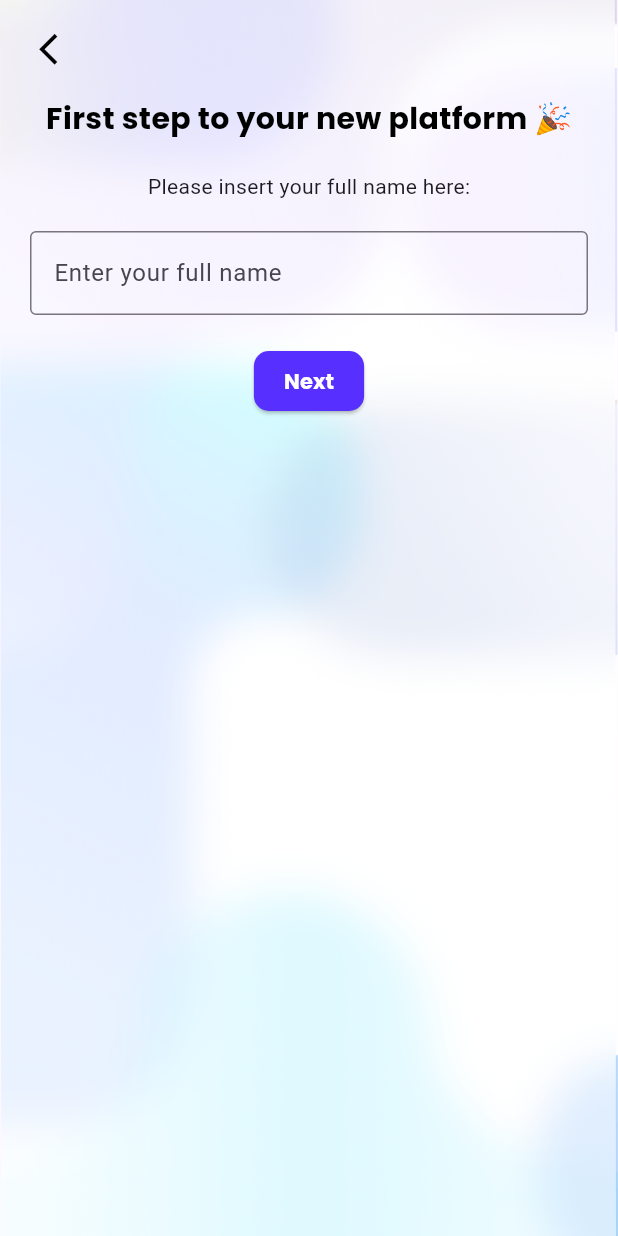
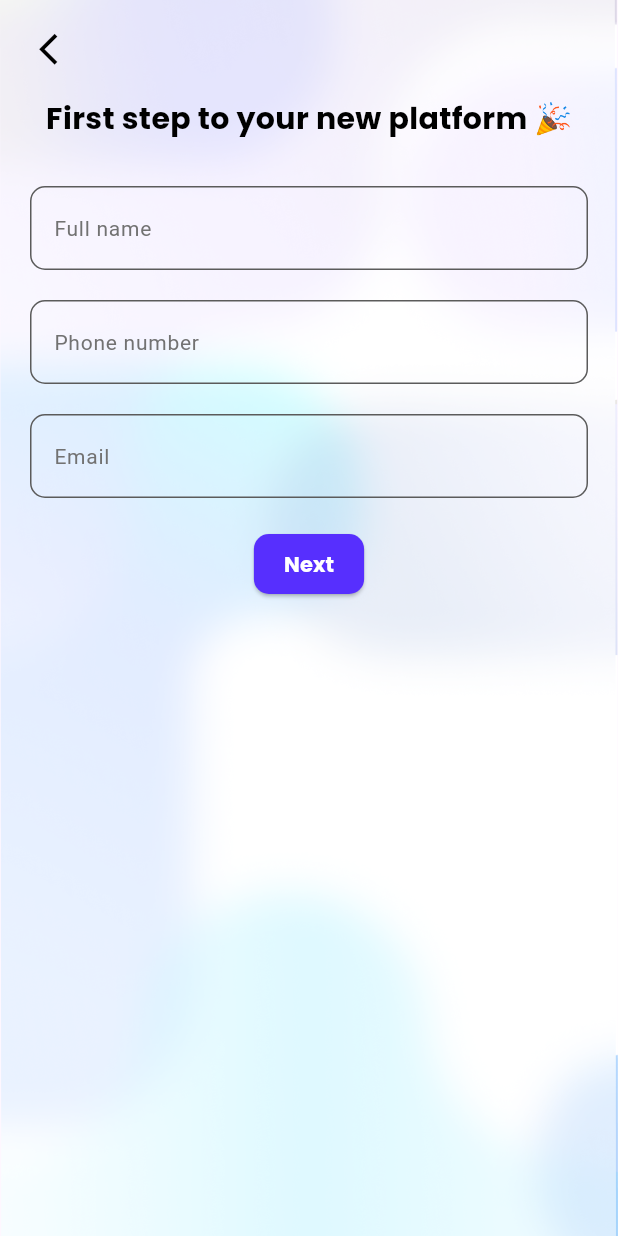
Before and after one commit to Idanmal8/Bookmarko_frontend_serverpod, a Flutter app: the RegistrationNamePage screen opened directly, on a phone screen of 412 x 824 dp. Run offline on Flutter 3.47's test engine with Material 2 defaults, Android fonts, the phone set to English and light mode, and no system bars; our stand-ins replace flutter_svg, google_fonts, intl_phone_field, shared_preferences, table_calendar; missing offline and left inert: serverpod, serverpod_client, serverpod_flutter; accounts and stored records are empty; statements that could not run were skipped.

Commit message:
finish devops

```diff
--- a/bookmarko/bookmarko_client/lib/src/protocol/users.dart
+++ b/bookmarko/bookmarko_client/lib/src/protocol/users.dart
@@ -13,7 +13,8 @@
     this.id,
     required this.email,
     required this.phone,
-    required this.fullName,
+    required this.firstName,
+    required this.lastName,
     required this.joined,
   });
 
@@ -27,8 +28,10 @@
           serializationManager.deserialize<String>(jsonSerialization['email']),
       phone:
           serializationManager.deserialize<String>(jsonSerialization['phone']),
-      fullName: serializationManager
-          .deserialize<String>(jsonSerialization['fullName']),
+      firstName: serializationManager
+          .deserialize<String>(jsonSerialization['firstName']),
+      lastName: serializationManager
+          .deserialize<String>(jsonSerialization['lastName']),
       joined: serializationManager
           .deserialize<DateTime>(jsonSerialization['joined']),
     );
@@ -43,7 +46,9 @@
 
   String phone;
 
-  String fullName;
+  String firstName;
+
+  String lastName;
 
   DateTime joined;
 
@@ -53,7 +58,8 @@
       'id': id,
       'email': email,
       'phone': phone,
-      'fullName': fullName,
+      'firstName': firstName,
+      'lastName': lastName,
       'joined': joined,
     };
   }
--- a/bookmarko/bookmarko_flutter/lib/controllers/connection_controller.dart
+++ b/bookmarko/bookmarko_flutter/lib/controllers/connection_controller.dart
@@ -11,13 +11,13 @@
 
   ConnectionController() {
     if (kIsWeb) {
-      _client = Client('https://localhost:443/',
+      _client = Client('http://localhost:8080/',
           authenticationKeyManager: FlutterAuthenticationKeyManager())
         ..connectivityMonitor = FlutterConnectivityMonitor();
       return;
     }
     _client = Client(
-        Platform.isAndroid ? 'https://10.0.2.2:443/' : 'https://localhost:443/',
+        Platform.isAndroid ? 'http://10.0.2.2:8080/' : 'http://localhost:8080/',
         authenticationKeyManager: FlutterAuthenticationKeyManager())
       ..connectivityMonitor = FlutterConnectivityMonitor();
   }
--- a/bookmarko/bookmarko_flutter/lib/screens/registration/registration_name_page.dart
+++ /dev/null
@@ -1,59 +0,0 @@
-import 'package:flutter/material.dart';
-import 'package:google_fonts/google_fonts.dart';
-
-import 'package:bookmarko_flutter/widgets/buttons/primary_blue_button.dart';
-import 'package:bookmarko_flutter/widgets/buttons/go_back_button.dart';
-
-class RegistrationNamePage extends StatelessWidget {
-  const RegistrationNamePage({super.key});
-
-  @override
-  Widget build(BuildContext context) {
-    return Scaffold(
-      resizeToAvoidBottomInset : false,
-      body: Stack(
-        children: [
-          Positioned.fill(
-            child: Image.asset('assets/backgrounds/abstract_bookmarko_background.png', fit: BoxFit.cover),
-          ),
-          Padding(
-            padding: const EdgeInsets.all(20),
-            child: SafeArea(
-              child: Column(
-                children: <Widget>[
-                  Row(
-                    mainAxisAlignment: MainAxisAlignment.start,
-                    children: [GoBackButton(onPressed: () {})],
-                  ),
-                  const SizedBox(height: 20),
-                  Center(
-                    child: Text(
-                      'First step to your new platform 🎉',
-                      style: GoogleFonts.poppins(
-                        fontSize: 20,
-                        color: Colors.black,
-                        fontWeight: FontWeight.bold,
-                        decoration: TextDecoration.none,
-                      ),
-                    ),
-                  ),
-                  const SizedBox(height: 20),
-                  const Text('Please insert your full name here:'),
-                  const SizedBox(height: 20),
-                  const TextField(
-                    decoration: InputDecoration(
-                      border: OutlineInputBorder(),
-                      hintText: 'Enter your full name',
-                    ),
-                  ),
-                  const SizedBox(height: 20),
-                  PrimaryBlueButton(onPressed: () {}, buttonText: 'Next')
-                ],
-              ),
-            ),
-          ),
-        ],
-      ),
-    );
-  }
-}
--- /dev/null
+++ b/bookmarko/bookmarko_flutter/lib/screens/registration_screen/registration_screen.dart
@@ -0,0 +1,75 @@
+import 'package:bookmarko_flutter/screens/registration_screen/controller/registration_screen_controller.dart';
+import 'package:google_fonts/google_fonts.dart';
+import 'package:provider/provider.dart';
+import 'package:flutter/material.dart';
+
+import 'package:bookmarko_flutter/controllers/connection_controller.dart';
+import 'package:bookmarko_flutter/widgets/buttons/primary_blue_button.dart';
+import 'package:bookmarko_flutter/widgets/buttons/go_back_button.dart';
+
+import 'package:bookmarko_flutter/screens/registration_screen/widget/registration_form_widget.dart';
+
+class RegistrationNamePage extends StatelessWidget {
+  const RegistrationNamePage({super.key});
+
+  @override
+  Widget build(BuildContext context) {
+    return ChangeNotifierProvider(
+      create: (context) =>
+          RegistrationScreenController(context.read<ConnectionController>()),
+      child: Builder(
+        builder: (context) {
+          return Scaffold(
+            resizeToAvoidBottomInset: false,
+            body: Stack(
+              children: [
+                Positioned.fill(
+                  child: Image.asset(
+                      'assets/backgrounds/abstract_bookmarko_background.png',
+                      fit: BoxFit.cover),
+                ),
+                Consumer<RegistrationScreenController>(
+                  builder: (context, controller, _) {
+                    return Padding(
+                      padding: const EdgeInsets.all(20),
+                      child: SafeArea(
+                        child: Column(
+                          children: <Widget>[
+                            Row(
+                              mainAxisAlignment: MainAxisAlignment.start,
+                              children: [GoBackButton(onPressed: () => controller.goToLoginScreen(context))],
+                            ),
+                            const SizedBox(height: 20),
+                            Center(
+                              child: Text(
+                                'First step to your new platform 🎉',
+                                style: GoogleFonts.poppins(
+                                  fontSize: 20,
+                                  color: Colors.black,
+                                  fontWeight: FontWeight.bold,
+                                  decoration: TextDecoration.none,
+                                ),
+                              ),
+                            ),
+                            const SizedBox(height: 30),
+                            RegistrationForm(
+                                controller: context
+                                    .read<RegistrationScreenController>()),
+
+                            const SizedBox(height: 20),
+                            PrimaryBlueButton(
+                                onPressed: () => controller.onRegisterButton(context), buttonText: 'Next'),
+                          ],
+                        ),
+                      ),
+                    );
+                  },
+                ),
+              ],
+            ),
+          );
+        },
+      ),
+    );
+  }
+}
--- /dev/null
+++ b/bookmarko/bookmarko_flutter/lib/screens/registration_screen/widget/registration_form_widget.dart
@@ -0,0 +1,91 @@
+import 'package:flutter/material.dart';
+
+import 'package:bookmarko_flutter/utils/register_form_mixin.dart';
+// import 'package:bookmarko_flutter/utils/regex.dart';
+
+class RegistrationForm extends StatelessWidget {
+  final RegisterFormStateMixin controller;
+
+  const RegistrationForm({
+    required this.controller,
+    super.key,
+  });
+
+  @override
+  Widget build(BuildContext context) {
+    return Form(
+        key: controller.formkey,
+        child: Column(
+          mainAxisAlignment: MainAxisAlignment.start,
+          children: [
+            TextFormField(
+              textAlign: TextAlign.left,
+              controller: controller.userFullNameController,
+              decoration: const InputDecoration(
+                hintText: 'Full name',
+                hintStyle: TextStyle(
+                  color: Color.fromARGB(255, 114, 114, 114),
+                  fontSize: 14,
+                ),
+                enabledBorder: OutlineInputBorder(
+                  borderRadius: BorderRadius.all(Radius.circular(10)),
+                  borderSide:
+                      BorderSide(color: Color.fromARGB(255, 91, 91, 91)),
+                ),
+                focusedBorder: OutlineInputBorder(
+                  borderRadius: BorderRadius.all(Radius.circular(10)),
+                  borderSide:
+                      BorderSide(color: Color.fromARGB(174, 88, 47, 254)),
+                ),
+              ),
+            ),
+            const SizedBox(height: 20),
+            TextFormField(
+              keyboardType: TextInputType.phone,
+              textAlign: TextAlign.left,
+              controller: controller.userPhoneNumberController,
+              decoration: const InputDecoration(
+                hintText: 'Phone number',
+                hintStyle: TextStyle(
+                  color: Color.fromARGB(255, 114, 114, 114),
+                  fontSize: 14,
+                ),
+                enabledBorder: OutlineInputBorder(
+                  borderRadius: BorderRadius.all(Radius.circular(10)),
+                  borderSide:
+                      BorderSide(color: Color.fromARGB(255, 91, 91, 91)),
+                ),
+                focusedBorder: OutlineInputBorder(
+                  borderRadius: BorderRadius.all(Radius.circular(10)),
+                  borderSide:
+                      BorderSide(color: Color.fromARGB(174, 88, 47, 254)),
+                ),
+              ),
+            ),
+            const SizedBox(height: 20),
+            TextFormField(
+              keyboardType: TextInputType.emailAddress,
+              textAlign: TextAlign.left,
+              controller: controller.userEmailController,
+              decoration: const InputDecoration(
+                hintText: 'Email',
+                hintStyle: TextStyle(
+                  color: Color.fromARGB(255, 114, 114, 114),
+                  fontSize: 14,
+                ),
+                enabledBorder: OutlineInputBorder(
+                  borderRadius: BorderRadius.all(Radius.circular(10)),
+                  borderSide:
+                      BorderSide(color: Color.fromARGB(255, 91, 91, 91)),
+                ),
+                focusedBorder: OutlineInputBorder(
+                  borderRadius: BorderRadius.all(Radius.circular(10)),
+                  borderSide:
+                      BorderSide(color: Color.fromARGB(174, 88, 47, 254)),
+                ),
+              ),
+            ),
+          ],
+        ));
+  }
+}
--- /dev/null
+++ b/bookmarko/bookmarko_flutter/lib/utils/register_form_mixin.dart
@@ -0,0 +1,15 @@
+import 'package:bookmarko_client/bookmarko_client.dart';
+import 'package:flutter/material.dart';
+
+mixin RegisterFormStateMixin {
+  final formkey = GlobalKey<FormState>();
+  final TextEditingController userFullNameController = TextEditingController();
+  final TextEditingController userPhoneNumberController = TextEditingController();
+  final TextEditingController userEmailController = TextEditingController();
+
+  void fillFromUser(User user) {
+    userFullNameController.text = '${user.firstName} ${user.lastName}';
+    userPhoneNumberController.text = user.phone;
+    userEmailController.text = user.email;
+  }
+}
--- a/bookmarko/bookmarko_flutter/lib/widgets/buttons/go_back_button.dart
+++ b/bookmarko/bookmarko_flutter/lib/widgets/buttons/go_back_button.dart
@@ -7,7 +7,10 @@
 
   @override
   Widget build(BuildContext context) {
-    return const Icon(Icons.arrow_back_ios_outlined,
-        color: Colors.black, size: 25);
+    return InkWell(
+      onTap: onPressed,
+      child: const Icon(Icons.arrow_back_ios_outlined,
+          color: Colors.black, size: 25),
+    );
   }
 }
--- a/bookmarko/bookmarko_server/config/development.yaml
+++ b/bookmarko/bookmarko_server/config/development.yaml
@@ -29,8 +29,8 @@
 
 # This is the database setup for your server.
 database:
-  host: localhost
-  port: 8090
+  host: postgres
+  port: 5432
   name: bookmarko
   user: postgres
 
```
Also changed, not shown: bookmarko/bookmarko_flutter/lib/screens/log_in/controller/login_screen_controller.dart (+9 -0 lines), bookmarko/bookmarko_flutter/lib/screens/log_in/log_in_screen.dart (+14 -7 lines), bookmarko/bookmarko_flutter/lib/screens/registration/registration_proffesion_page.dart (deleted, +0 -74 lines), bookmarko/bookmarko_flutter/lib/screens/registration_screen/controller/registration_screen_controller.dart (added, +73 -0 lines), bookmarko/bookmarko_server/docker-compose-deploy.yaml (added, +54 -0 lines), bookmarko/bookmarko_server/docker-compose-deploy2.yaml (added, +70 -0 lines), bookmarko/bookmarko_server/docker-compose.yaml (+25 -5 lines), 3 other files.
